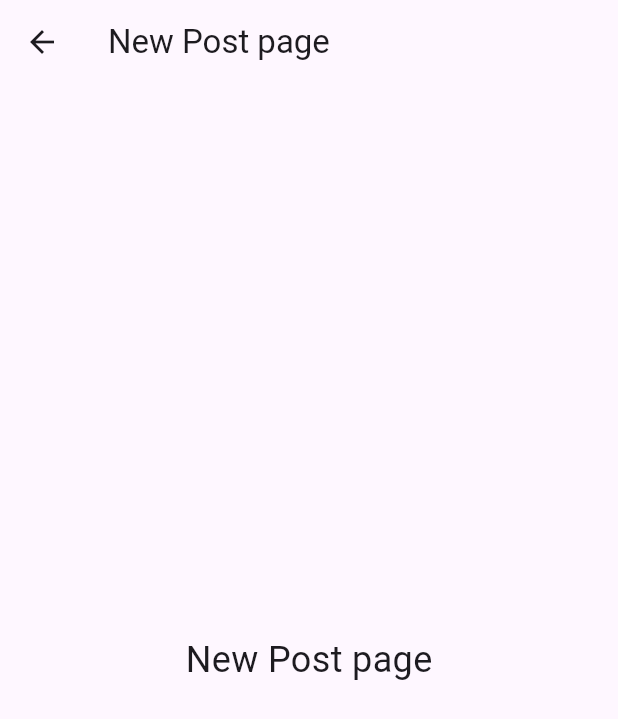
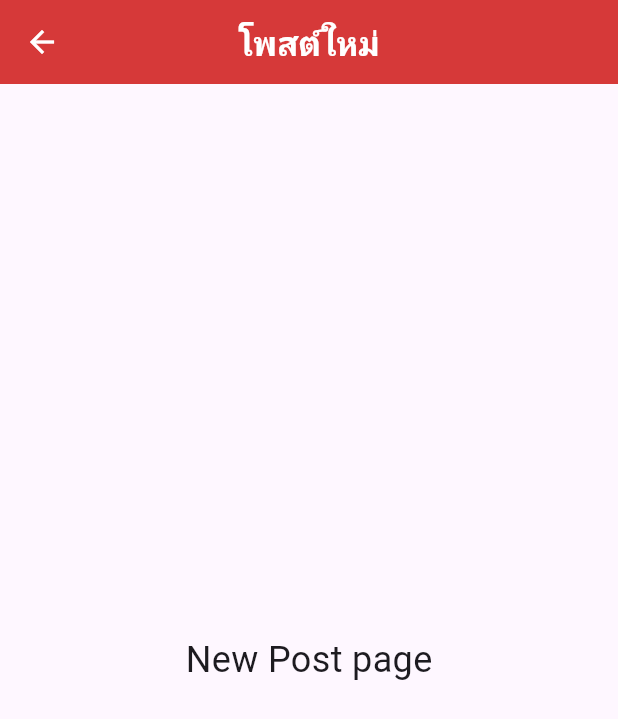
Before and after one commit to Kanyanat-Uetrakulchai/ITDS283-Sec2-Group2, a Flutter app: the NewpostPage screen opened by its route, on a phone screen of 412 x 824 dp. Shown: the top 719 px of the screen. Run offline on Flutter 3.47's test engine with Material 3 defaults, Android fonts, the phone set to English and light mode, and no system bars; our stand-ins replace typewritertext.

Commit message:
modified appbar

```diff
--- a/ruam_mit_application/lib/pages/bottomNav.dart
+++ b/ruam_mit_application/lib/pages/bottomNav.dart
@@ -41,6 +41,7 @@ class _BottomnavState extends State<Bottomnav> {
         color: const Color(0xffD63939),
         child: BottomNavigationBar(
           fixedColor: Colors.white,
+          unselectedItemColor: Colors.white.withAlpha(180),
           type: BottomNavigationBarType.fixed,
           // ลบพื้นหลังขาวกับเงา
           backgroundColor: Colors.transparent,
--- a/ruam_mit_application/lib/pages/newPost_page.dart
+++ b/ruam_mit_application/lib/pages/newPost_page.dart
@@ -4,8 +4,18 @@ class NewpostPage extends StatelessWidget {
   @override
   Widget build(BuildContext context) {
     return Scaffold(
-      appBar: AppBar(title: Text('New Post page')),
-      body: Center(child: Text('New Post page', style: TextStyle(fontSize: 24))),
+      appBar: AppBar(
+        iconTheme: IconThemeData(color: Colors.white),
+        backgroundColor: const Color(0xffD63939),
+        centerTitle: true,
+        title: Text(
+          'โพสต์ใหม่',
+          style: TextStyle(color: Colors.white, fontWeight: FontWeight.bold),
+        ),
+      ),
+      body: Center(
+        child: Text('New Post page', style: TextStyle(fontSize: 24)),
+      ),
     );
   }
 }
```
Also changed, not shown: ruam_mit_application/lib/pages/home_page.dart (+5 -6 lines), ruam_mit_application/lib/pages/search_page.dart (+15 -1 lines), ruam_mit_application/lib/pages/settings_page.dart (+9 -1 lines).
